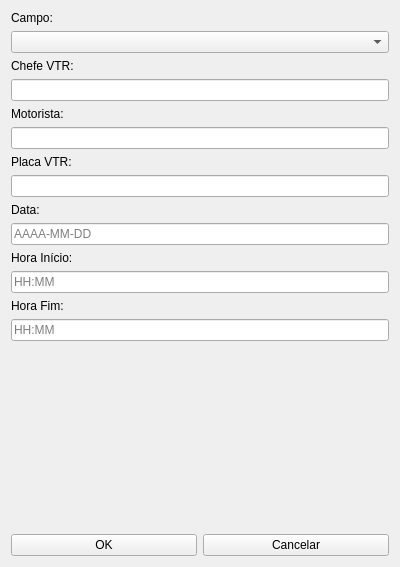
The window that uis/adicionarTrack.ui (dsgoficial/SAP_Gerente) describes before a commit, drawn with Qt 5.
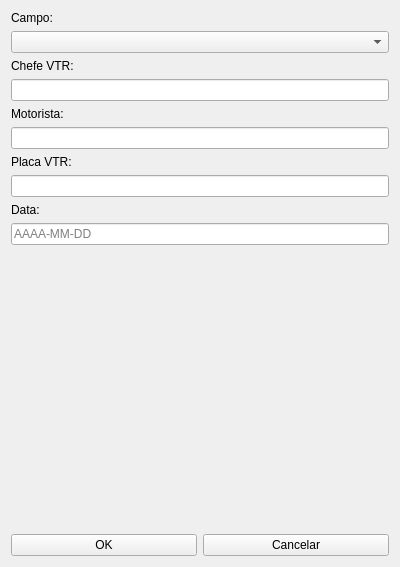
The same window after the commit.

Patch:
```diff
--- a/uis/adicionarTrack.ui
+++ b/uis/adicionarTrack.ui
@@ -68,34 +68,6 @@
      </property>
     </widget>
    </item>
-   <item>
-    <widget class="QLabel" name="label_6">
-     <property name="text">
-      <string>Hora Início:</string>
-     </property>
-    </widget>
-   </item>
-   <item>
-    <widget class="QLineEdit" name="inicioLe">
-     <property name="placeholderText">
-      <string>HH:MM</string>
-     </property>
-    </widget>
-   </item>
-   <item>
-    <widget class="QLabel" name="label_7">
-     <property name="text">
-      <string>Hora Fim:</string>
-     </property>
-    </widget>
-   </item>
-   <item>
-    <widget class="QLineEdit" name="fimLe">
-     <property name="placeholderText">
-      <string>HH:MM</string>
-     </property>
-    </widget>
-   </item>
    <item>
     <spacer name="verticalSpacer">
      <property name="orientation">
```
